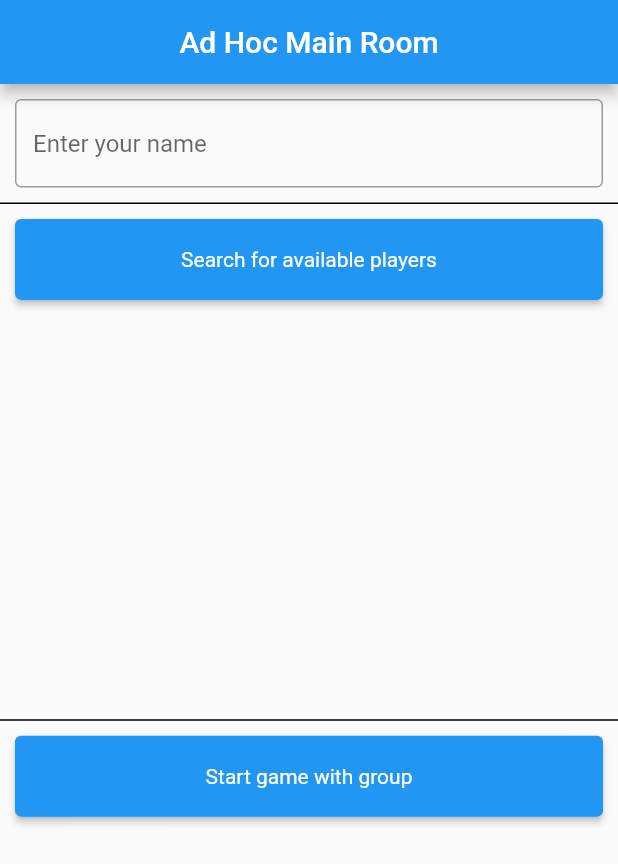
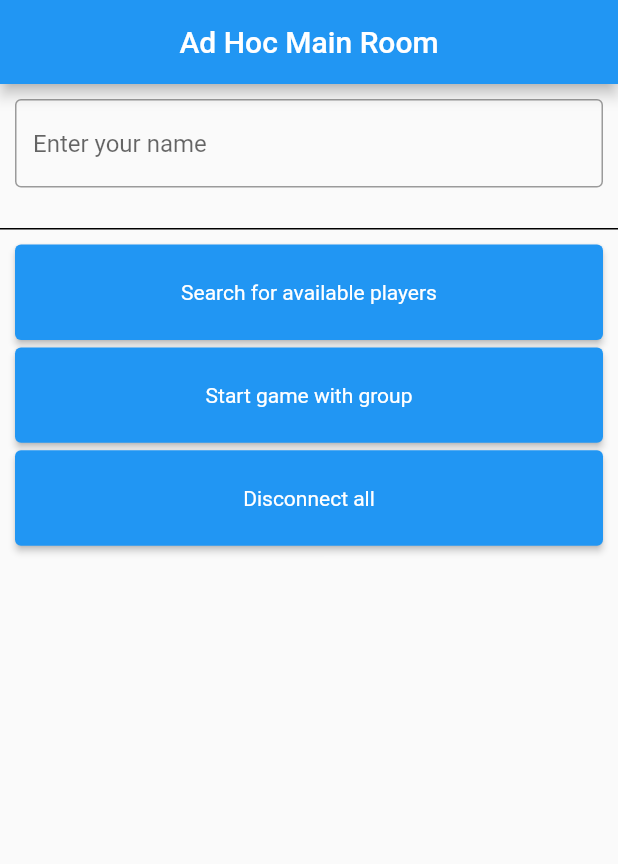
Before and after one commit to ThomasDem14/adhoc-simon, a Flutter app: the screen it shows after launch, on a phone screen of 412 x 824 dp. Shown: the top 864 px of the screen. Run offline on Flutter 3.47's test engine with Material 2 defaults, Android fonts, the phone set to English and light mode, and no system bars; missing offline and left inert: adhoc_plugin.

Commit message:
Fixed home page listview

```diff
--- a/lib/adhoc/adhoc_player.dart
+++ b/lib/adhoc/adhoc_player.dart
@@ -75,6 +75,8 @@ class AdhocPlayer extends ChangeNotifier {
 
     // Then disconnect
     _manager.disconnectAll();
+    _discovered = List.empty(growable: true);
+    _peers = List.empty(growable: true);
     notifyListeners();
   }
 
@@ -110,9 +112,10 @@ class AdhocPlayer extends ChangeNotifier {
         break;
       case AdHocType.onDiscoveryCompleted:
         print("----- onDiscoveryCompleted");
+        print(event.data);
         for (final discovered in (event.data as Map).values) {
           if (!_discovered.any(
-              (element) => element.label == (discovered as AdHocDevice).label))
+              (element) => element.name == (discovered as AdHocDevice).name))
             _discovered.add(discovered as AdHocDevice);
         }
         notifyListeners();
--- a/lib/pages/game_page.dart
+++ b/lib/pages/game_page.dart
@@ -106,6 +106,7 @@ class _GamePageState extends State<GamePage> {
 
   Future<void> onReturn(BuildContext context) async {
     Provider.of<AdhocPlayer>(context, listen: false).leaveGroup();
+    dispose();
     return Navigator.of(context).pop();
   }
 }
--- a/lib/pages/main_page.dart
+++ b/lib/pages/main_page.dart
@@ -56,7 +56,9 @@ class _MainPageState extends State<MainPage> {
       ),
       body: Column(children: [
         // You
-        Container(
+        Expanded(
+          flex: 1,
+          child: Container(
             margin: EdgeInsets.all(10.0),
             child: Consumer<AdhocPlayer>(
               builder: (context, player, child) => TextField(
@@ -69,17 +71,19 @@ class _MainPageState extends State<MainPage> {
               ),
             ),
           ),
+        ),
         // Available players
         Expanded(
-          flex: 4,
+          flex: 7,
           child: Container(
             decoration: BoxDecoration(
               border: Border(top: BorderSide(color: Colors.black)),
             ),
             padding: EdgeInsets.all(10.0),
             child: Column(
+              mainAxisSize: MainAxisSize.min,
               children: [
-                // Button
+                // Button discovery
                 Expanded(
                   flex: 1,
                   child: ElevatedButton(
@@ -93,16 +97,51 @@ class _MainPageState extends State<MainPage> {
                     child: const Text("Search for available players"),
                   ),
                 ),
+                SizedBox(height: 5),
+                // Button start game
+                Expanded(
+                  flex: 1,
+                  child: ElevatedButton(
+                    style: ElevatedButton.styleFrom(
+                      minimumSize: Size(double.infinity, 0),
+                      textStyle: TextStyle(color: Colors.white),
+                      primary: Colors.blue,
+                    ),
+                    onPressed: () =>
+                        Provider.of<AdhocPlayer>(context, listen: false)
+                            .startGame(randomSeed.nextInt(0x7fffffff)),
+                    child: const Text("Start game with group"),
+                  ),
+                ),
+                SizedBox(height: 5),
+                // Button disconnect all
+                Expanded(
+                  flex: 1,
+                  child: ElevatedButton(
+                    style: ElevatedButton.styleFrom(
+                      minimumSize: Size(double.infinity, 0),
+                      textStyle: TextStyle(color: Colors.white),
+                      primary: Colors.blue,
+                    ),
+                    onPressed: () =>
+                        Provider.of<AdhocPlayer>(context, listen: false)
+                            .leaveGroup(),
+                    child: const Text("Disconnect all"),
+                  ),
+                ),
+                SizedBox(height: 5),
                 // Device list
                 Expanded(
-                  flex: 5,
+                  flex: 7,
                   child: Consumer<AdhocPlayer>(
                     builder: (context, player, child) {
                       var devices = player.getDiscoveredDevices();
+                      var peers = player.getPeeredDevices();
                       return ListView.builder(
                         padding: EdgeInsets.all(5.0),
-                        itemCount: devices.length,
+                        itemCount: devices.length + peers.length,
                         itemBuilder: (BuildContext context, int index) {
+                          if (index < devices.length) {
                             var device = devices.elementAt(index);
                             var type = device.mac.ble == '' ? 'Wi-Fi' : 'BLE';
                             var mac = device.mac.ble == ''
@@ -125,61 +164,23 @@ class _MainPageState extends State<MainPage> {
                                 ],
                               ),
                             );
-                        },
-                      );
-                    },
-                  ),
-                ),
-              ],
-            ),
-          ),
-        ),
-        // Players in your group
-        Expanded(
-          flex: 4,
-          child: Container(
-            decoration: BoxDecoration(
-              border: Border(top: BorderSide(color: Colors.black)),
-            ),
-            padding: EdgeInsets.all(10.0),
-            child: Column(
-              children: [
-                // Button
-                Expanded(
-                  flex: 1,
-                  child: ElevatedButton(
-                    style: ElevatedButton.styleFrom(
-                      minimumSize: Size(double.infinity, 0),
-                      textStyle: TextStyle(color: Colors.white),
-                      primary: Colors.blue,
-                    ),
-                    onPressed: () =>
-                        Provider.of<AdhocPlayer>(context, listen: false)
-                            .startGame(randomSeed.nextInt(0x7fffffff)),
-                    child: const Text("Start game with group"),
-                  ),
-                ),
-                // Player list
-                Expanded(
-                  flex: 5,
-                  child: Consumer<AdhocPlayer>(
-                    builder: (context, player, child) {
-                      var peers = player.getPeeredDevices();
-                      return ListView.builder(
-                        padding: EdgeInsets.all(5.0),
-                        itemCount: peers.length,
-                        itemBuilder: (BuildContext context, int index) {
+                          }
+                          int i = index - devices.length;
+                          var device = peers.elementAt(i);
                           return Card(
                             child: Column(
                               mainAxisSize: MainAxisSize.min,
                               children: <Widget>[
                                 ListTile(
                                   leading: Icon(Icons.person),
-                                  title: Center(
-                                      child: Text(peers.elementAt(index).name)),
+                                  title: Center(child: Text(device.name)),
                                   subtitle: Center(
-                                      child: Text(player.getPlayerName(
-                                          peers.elementAt(index).label))),
+                                      child:
+                                          Text(player.getPlayerName(device.label))),
+                                ),
+                                TextButton(
+                                  child: const Text('Connected'),
+                                  onPressed: () => {},
                                 ),
                               ],
                             ),
```
Lines whose indentation alone changed are shown as unchanged.
